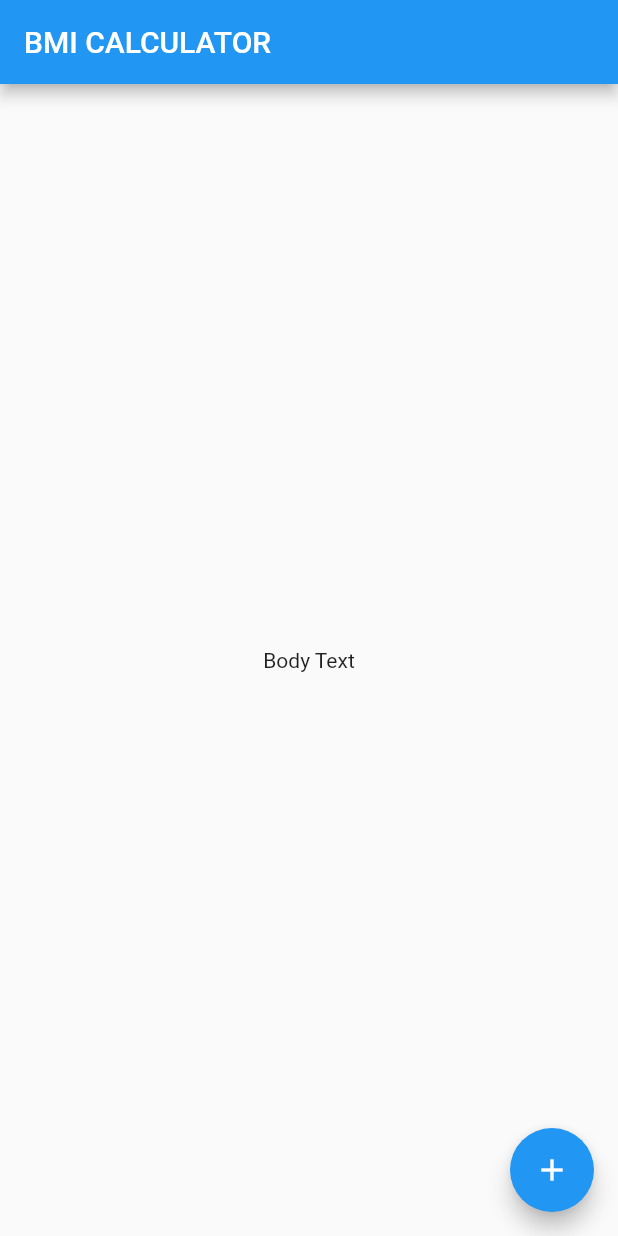
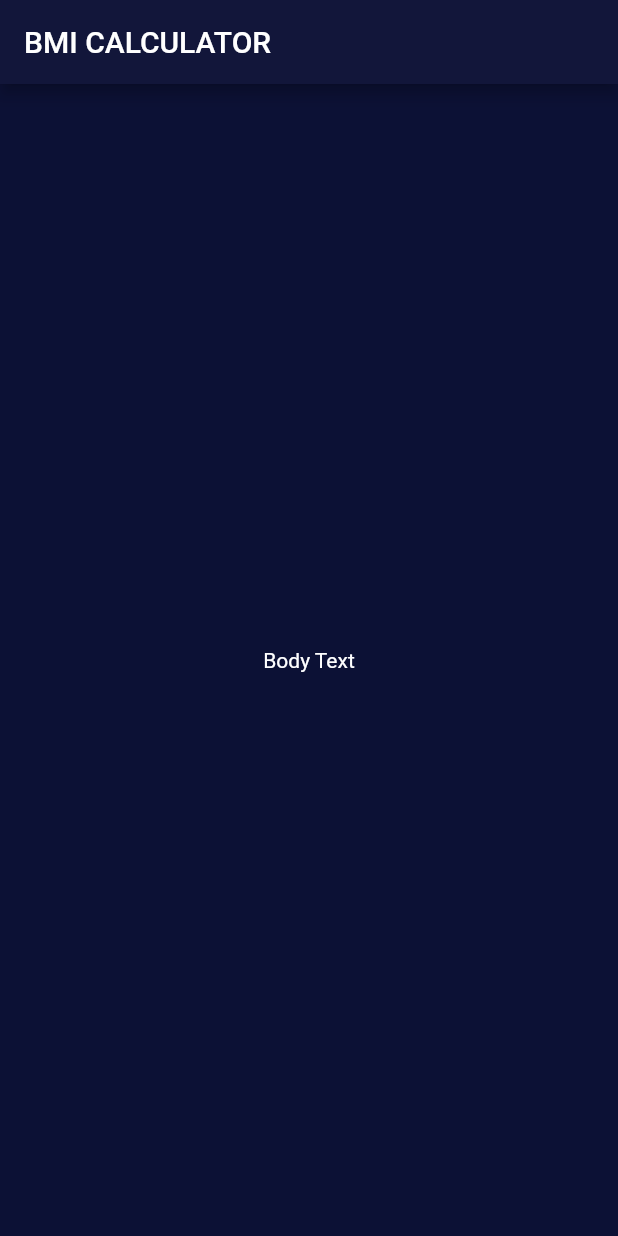
Before and after one commit to karoman0584/bmi_calculator_flutter, a Flutter app: the screen it shows after launch, on a phone screen of 412 x 824 dp. Run offline on Flutter 3.47's test engine with Material 2 defaults, Android fonts, the phone set to English and light mode, and no system bars.

Commit message:
Adding theme and separating classes in different files

```diff
--- /dev/null
+++ b/lib/input_page.dart
@@ -0,0 +1,20 @@
+import 'package:flutter/material.dart';
+
+class InputPage extends StatefulWidget {
+  @override
+  _InputPageState createState() => _InputPageState();
+}
+
+class _InputPageState extends State<InputPage> {
+  @override
+  Widget build(BuildContext context) {
+    return Scaffold(
+      appBar: AppBar(
+        title: Text('BMI CALCULATOR'),
+      ),
+      body: Center(
+        child: Text('Body Text'),
+      ),
+    );
+  }
+}
--- a/lib/main.dart
+++ b/lib/main.dart
@@ -1,4 +1,6 @@
 import 'package:flutter/material.dart';
+
+import 'input_page.dart';
 
 void main() => runApp(BMICalculator());
 
@@ -6,30 +8,11 @@ class BMICalculator extends StatelessWidget {
   @override
   Widget build(BuildContext context) {
     return MaterialApp(
+      theme: ThemeData.dark().copyWith(
+        primaryColor: Color(0xFF12163A),
+        scaffoldBackgroundColor: Color(0xFF0C1135),
+      ),
       home: InputPage(),
     );
   }
 }
-
-class InputPage extends StatefulWidget {
-  @override
-  _InputPageState createState() => _InputPageState();
-}
-
-class _InputPageState extends State<InputPage> {
-  @override
-  Widget build(BuildContext context) {
-    return Scaffold(
-      appBar: AppBar(
-        title: Text('BMI CALCULATOR'),
-      ),
-      body: Center(
-        child: Text('Body Text'),
-      ),
-      floatingActionButton: FloatingActionButton(
-        child: Icon(Icons.add),
-        onPressed: () {  },
-      ),
-    );
-  }
-}
```
